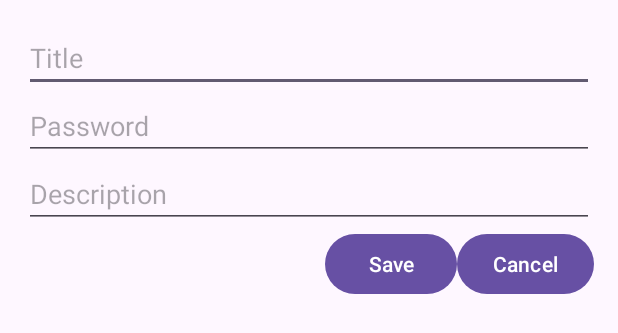
After one commit to css-enjoyer/MP_Password-Manager, an Android app: the layout password_edit_layout.xml on its own in the app's theme, with its tools: preview values and no code run, on a phone screen of 412 x 824 dp. The commit adds this screen. Shown: the top 333 px of the screen. Run offline under Robolectric (Android 15) with nearby library versions, the phone set to English and light mode, and no system bars.

Commit message:
Create update password option

```diff
--- /dev/null
+++ b/app/src/main/res/layout/password_edit_layout.xml
@@ -0,0 +1,42 @@
+<?xml version="1.0" encoding="utf-8"?>
+<LinearLayout xmlns:android="http://schemas.android.com/apk/res/android"
+    android:layout_width="match_parent"
+    android:layout_height="wrap_content"
+    android:orientation="vertical"
+    android:padding="16dp">
+
+    <!--  Title Input -->
+    <EditText
+        android:id="@+id/passwordTitle"
+        android:layout_width="match_parent"
+        android:layout_height="wrap_content"
+        android:hint="Title"/>
+    <EditText
+        android:id="@+id/passwordInput"
+        android:layout_width="match_parent"
+        android:layout_height="wrap_content"
+        android:hint="Password"/>
+    <EditText
+        android:id="@+id/passwordDescription"
+        android:layout_width="match_parent"
+        android:layout_height="wrap_content"
+        android:hint="Description"/>
+
+    <!-- Buttons: Save and Cancel -->
+    <LinearLayout
+        android:layout_width="match_parent"
+        android:layout_height="wrap_content"
+        android:orientation="horizontal"
+        android:gravity="end">
+        <Button
+            android:id="@+id/btnSave"
+            android:layout_width="wrap_content"
+            android:layout_height="wrap_content"
+            android:text="Save" />
+        <Button
+            android:id="@+id/btnCancel"
+            android:layout_width="wrap_content"
+            android:layout_height="wrap_content"
+            android:text="Cancel" />
+    </LinearLayout>
+</LinearLayout>
```
Also changed, not shown: app/src/main/java/com/example/mobproj/MainActivity.kt (+56 -1 lines), app/src/main/java/com/example/mobproj/PasswordAdapter.kt (+19 -3 lines).
